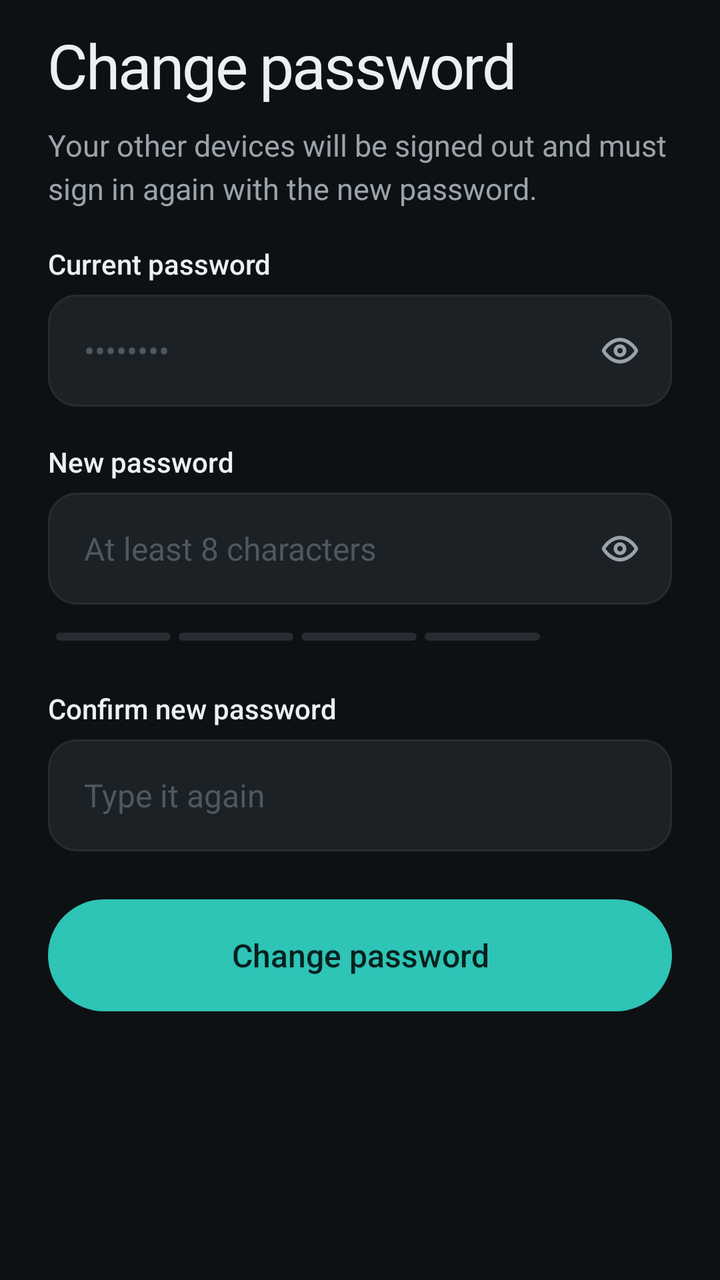
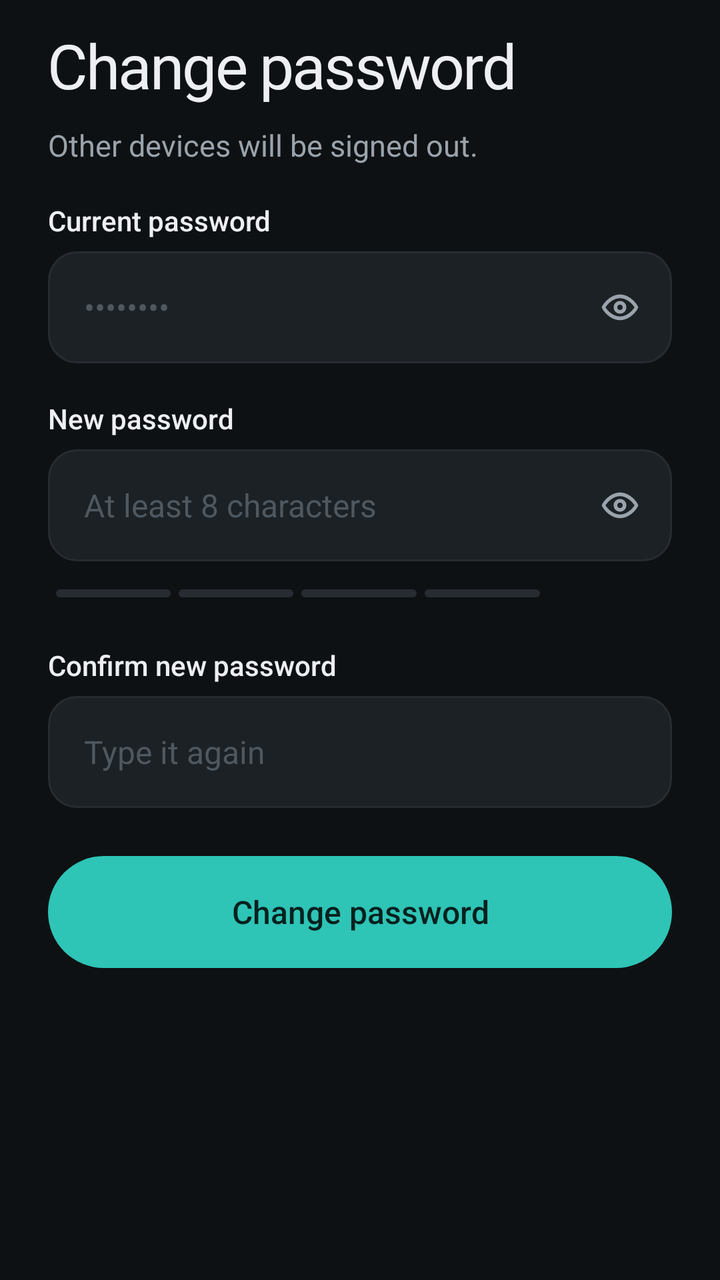

Two renders of the same Android screen: before a commit and after it. Below are the layout's source before the change and the commit's diff.
<!-- AndroidManifest.xml: application theme Theme.Planj -->
<!-- res/layout/screen_password.xml -->
<?xml version="1.0" encoding="utf-8"?>
<LinearLayout xmlns:android="http://schemas.android.com/apk/res/android"
    android:layout_width="match_parent"
    android:layout_height="wrap_content"
    android:orientation="vertical"
    android:paddingHorizontal="24dp"
    android:paddingTop="8dp"
    android:paddingBottom="32dp">

        <TextView style="@style/Auth.Title" android:text="Change password" />
        <TextView android:id="@+id/blurb" style="@style/Auth.Blurb" android:text="Your other devices will be signed out and must sign in again with the new password." />
        <TextView android:id="@+id/error" style="@style/Auth.Error" />
        <TextView style="@style/Auth.Label" android:text="Current password" />
        <FrameLayout
            android:layout_width="match_parent"
            android:layout_height="wrap_content"
            android:layout_marginTop="6dp">

            <EditText
                android:id="@+id/current"
                style="@style/Auth.Field"
                android:layout_marginTop="0dp"
                android:hint="••••••••"
                android:imeOptions="actionNext"
                android:inputType="textPassword" android:paddingEnd="52dp" />

            <ImageButton
                android:id="@+id/current_eye"
                android:layout_width="44dp"
                android:layout_height="44dp"
                android:layout_gravity="end|center_vertical"
                android:layout_marginEnd="4dp"
                android:background="@drawable/btn_text"
                android:contentDescription="Show password"
                android:src="@drawable/ic_eye"
                android:tint="@color/muted" />
        </FrameLayout>
        <TextView android:id="@+id/current_hint" style="@style/Auth.Hint" />
        <TextView style="@style/Auth.Label" android:text="New password" />
        <FrameLayout
            android:layout_width="match_parent"
            android:layout_height="wrap_content"
            android:layout_marginTop="6dp">

            <EditText
                android:id="@+id/password"
                style="@style/Auth.Field"
                android:layout_marginTop="0dp"
                android:hint="At least 8 characters"
                android:imeOptions="actionNext"
                android:inputType="textPassword" android:paddingEnd="52dp" />

            <ImageButton
                android:id="@+id/password_eye"
                android:layout_width="44dp"
                android:layout_height="44dp"
                android:layout_gravity="end|center_vertical"
                android:layout_marginEnd="4dp"
                android:background="@drawable/btn_text"
                android:contentDescription="Show password"
                android:src="@drawable/ic_eye"
                android:tint="@color/muted" />
        </FrameLayout>
        <TextView android:id="@+id/password_hint" style="@style/Auth.Hint" />
        <LinearLayout
            android:id="@+id/strength_row"
            android:layout_width="match_parent"
            android:layout_height="wrap_content"
            android:layout_marginTop="8dp"
            android:gravity="center_vertical"
            android:orientation="horizontal"
            android:paddingHorizontal="4dp">
            <View android:id="@+id/str1" android:layout_width="0dp" android:layout_height="4dp" android:layout_marginEnd="4dp" android:layout_weight="1" android:background="@drawable/strength_bar" />
            <View android:id="@+id/str2" android:layout_width="0dp" android:layout_height="4dp" android:layout_marginEnd="4dp" android:layout_weight="1" android:background="@drawable/strength_bar" />
            <View android:id="@+id/str3" android:layout_width="0dp" android:layout_height="4dp" android:layout_marginEnd="4dp" android:layout_weight="1" android:background="@drawable/strength_bar" />
            <View android:id="@+id/str4" android:layout_width="0dp" android:layout_height="4dp" android:layout_marginEnd="10dp" android:layout_weight="1" android:background="@drawable/strength_bar" />
            <TextView android:id="@+id/strength_label" android:layout_width="wrap_content" android:layout_height="wrap_content" android:minWidth="52dp" android:textColor="@color/muted" android:textSize="12sp" />
        </LinearLayout>
        <TextView style="@style/Auth.Label" android:text="Confirm new password" />
        <EditText
            android:id="@+id/confirm"
                style="@style/Auth.Field"
            android:layout_marginTop="6dp"
            android:hint="Type it again"
            android:imeOptions="actionDone"
            android:inputType="textPassword" />
        <TextView android:id="@+id/confirm_hint" style="@style/Auth.Hint" />
        <FrameLayout
            android:layout_width="match_parent"
            android:layout_height="wrap_content">
            <Button android:id="@+id/btn_submit" style="@style/Auth.Primary" android:text="Change password" />
            <ProgressBar android:id="@+id/progress" android:layout_width="22dp" android:layout_height="22dp" android:layout_gravity="center" android:layout_marginTop="20dp" android:indeterminateTint="@color/on_accent" android:visibility="gone" />
        </FrameLayout>
</LinearLayout>
<!-- resources referenced by this layout -->
<resources>
  <color name="muted">#9AA3AB</color>
  <color name="on_accent">#06211E</color>
  <!-- drawable btn_text (drawable) -->
  <?xml version="1.0" encoding="utf-8"?>
  <ripple xmlns:android="http://schemas.android.com/apk/res/android" android:color="@color/ripple">
      <item>
          <shape android:shape="rectangle">
              <solid android:color="#00000000" />
              <corners android:radius="999dp" />
          </shape>
      </item>
  </ripple>
  <!-- drawable strength_bar (drawable) -->
  <?xml version="1.0" encoding="utf-8"?>
  <shape xmlns:android="http://schemas.android.com/apk/res/android" android:shape="rectangle">
      <solid android:color="@color/border" />
      <corners android:radius="2dp" />
  </shape>
  <style name="Auth.Blurb" parent="Body">
          <item name="android:layout_marginTop">10dp</item>
      </style>
  <style name="Auth.Hint" parent="">
          <item name="android:layout_width">match_parent</item>
          <item name="android:layout_height">wrap_content</item>
          <item name="android:layout_marginTop">6dp</item>
          <item name="android:paddingHorizontal">4dp</item>
          <item name="android:textColor">@color/bad</item>
          <item name="android:textSize">13sp</item>
          <item name="android:visibility">gone</item>
      </style>
  <style name="Auth.Label" parent="">
          <item name="android:layout_width">wrap_content</item>
          <item name="android:layout_height">wrap_content</item>
          <item name="android:layout_marginTop">18dp</item>
          <item name="android:fontFamily">sans-serif-medium</item>
          <item name="android:textColor">@color/text</item>
          <item name="android:textSize">14sp</item>
      </style>
  <style name="Auth.Primary" parent="Pill.Primary">
          <item name="android:layout_marginTop">24dp</item>
      </style>
  <style name="Auth.Title" parent="Display.L">
          <item name="android:layout_marginTop">8dp</item>
      </style>
  <color name="ripple">#22FFFFFF</color>
  <color name="border">#262C31</color>
  <style name="Body" parent="">
          <item name="android:layout_width">match_parent</item>
          <item name="android:layout_height">wrap_content</item>
          <item name="android:lineSpacingExtra">4dp</item>
          <item name="android:textColor">@color/muted</item>
          <item name="android:textSize">15sp</item>
      </style>
  <!-- drawable field_bg_error (drawable) -->
  <?xml version="1.0" encoding="utf-8"?>
  <shape xmlns:android="http://schemas.android.com/apk/res/android" android:shape="rectangle">
      <solid android:color="@color/surface_alt" />
      <corners android:radius="14dp" />
      <stroke android:width="1.5dp" android:color="@color/bad" />
  </shape>
  <color name="bad">#E5616B</color>
  <color name="text">#EDEFF2</color>
  <color name="idle">#4F585F</color>
  <style name="Pill.Primary">
          <item name="android:background">@drawable/btn_primary</item>
          <item name="android:textColor">@color/on_accent</item>
      </style>
  <style name="Display.L">
          <item name="android:textSize">31sp</item>
      </style>
  <color name="bg">#0E1113</color>
  <color name="accent">#2EC4B6</color>
  <style name="PageTransitions" parent="@android:style/Animation.Activity">
          <item name="android:activityOpenEnterAnimation">@anim/slide_in_right</item>
          <item name="android:activityOpenExitAnimation">@anim/slide_out_left</item>
          <item name="android:activityCloseEnterAnimation">@anim/slide_in_left</item>
          <item name="android:activityCloseExitAnimation">@anim/slide_out_right</item>
      </style>
  <color name="surface_alt">#1C2125</color>
  <color name="accent_dim">#1F5F5A</color>
  <!-- unchanged entries left out for length: 8 -->
</resources>

<!-- the commit's change to res/layout/screen_password.xml (unified diff, before → after) -->
@@ -8,7 +8,7 @@
     android:paddingBottom="32dp">
 
         <TextView style="@style/Auth.Title" android:text="Change password" />
-        <TextView android:id="@+id/blurb" style="@style/Auth.Blurb" android:text="Your other devices will be signed out and must sign in again with the new password." />
+        <TextView android:id="@+id/blurb" style="@style/Auth.Blurb" android:text="Other devices will be signed out." />
         <TextView android:id="@+id/error" style="@style/Auth.Error" />
         <TextView style="@style/Auth.Label" android:text="Current password" />
         <FrameLayout
